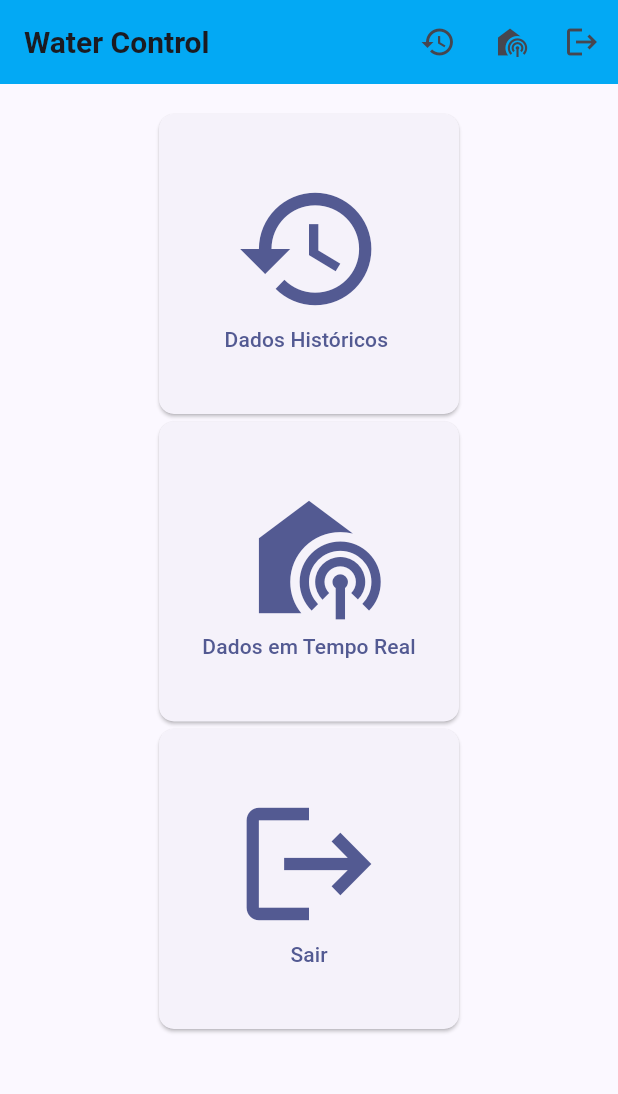
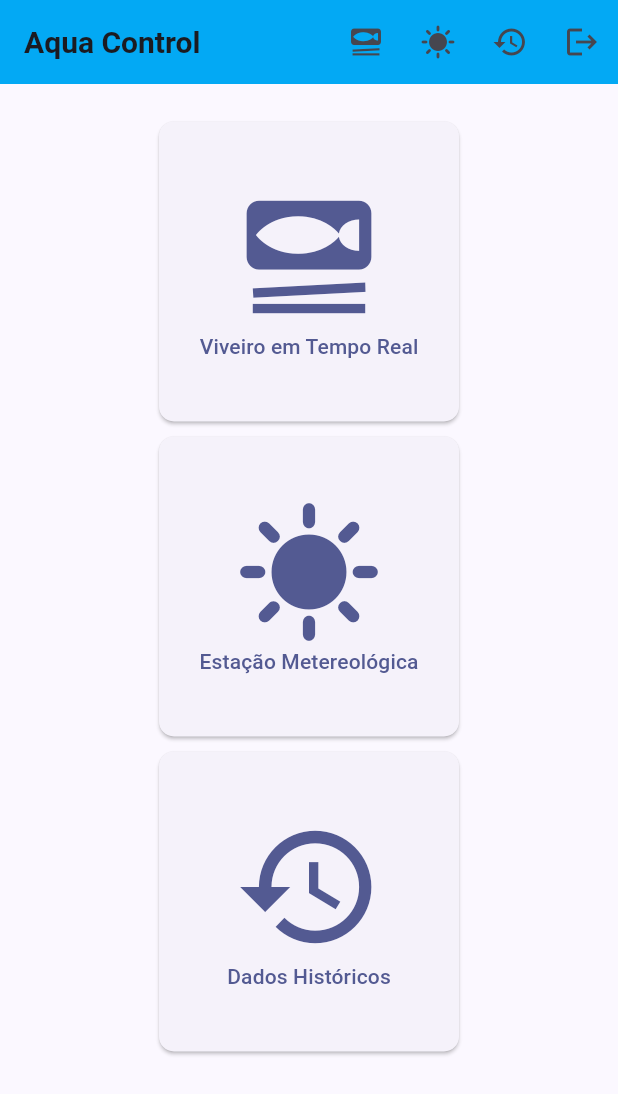
Before and after one commit to phabioandre/water_control, a Flutter app: the HomePage screen opened directly, on a phone screen of 412 x 824 dp. Shown: the top 1094 px of the screen. Run offline on Flutter 3.47's test engine with Material 2 defaults, Android fonts, the light colour scheme and no system bars; our stand-ins replace firebase_auth, firebase_core, quickalert, share, shared_preferences, syncfusion_flutter_charts and 2 more; missing offline and left inert: syncfusion_flutter_xlsio; accounts and stored records are empty; network calls fail.

Commit message:
Lay-ou ajustado

```diff
--- a/lib/main.dart
+++ b/lib/main.dart
@@ -1,5 +1,5 @@
 import 'package:flutter/material.dart';
-import 'package:watercontrol/pages/signin_page.dart';
+import 'package:aquacontrol/pages/signin_page.dart';
 
 import 'services/firebase.dart';
 
@@ -23,7 +23,7 @@ class MyApp extends StatelessWidget {
   Widget build(BuildContext context) {
     return MaterialApp(
       debugShowCheckedModeBanner: false,
-      title: 'Water Control',
+      title: 'Aqua Control',
       theme: ThemeData(
         colorScheme: ColorScheme.fromSeed(
             seedColor: const Color.fromARGB(255, 3, 22, 131)),
--- a/lib/pages/home_page.dart
+++ b/lib/pages/home_page.dart
@@ -1,8 +1,10 @@
 import 'package:flutter/material.dart';
-import 'package:watercontrol/pages/online_Page.dart';
-import 'package:watercontrol/pages/signin_page.dart';
-import 'package:watercontrol/services/firebase.dart';
-import 'package:watercontrol/services/thingsboard.dart';
+import 'package:aquacontrol/pages/bewather_page.dart';
+import 'package:aquacontrol/pages/online_Page.dart';
+import 'package:aquacontrol/pages/signin_page.dart';
+import 'package:aquacontrol/services/firebase.dart';
+import 'package:aquacontrol/services/thingsboard.dart';
+import '../services/beweather.dart';
 import '../services/preferencias.dart';
 import 'charts_page.dart';
 
@@ -18,6 +20,7 @@ class _HomePageState extends State<HomePage> {
   void initState() {
     super.initState();
     ThingsboardPlataform.login();
+    BeWeatherPlataform.login();
   }
 
   @override
@@ -25,20 +28,12 @@ class _HomePageState extends State<HomePage> {
     return Scaffold(
       appBar: AppBar(
           automaticallyImplyLeading: false,
-          title: const Text("Water Control",
+          title: const Text("Aqua Control",
               style: TextStyle(fontSize: 20, fontWeight: FontWeight.bold)),
           actions: <Widget>[
             IconButton(
-              icon: const Icon(
-                Icons.history,
-                //color: Colors.red,
-              ),
-              tooltip: 'Dados históricos',
-              onPressed: () {},
-            ), //IconButton
-            IconButton(
                 icon: const Icon(
-                  Icons.broadcast_on_personal,
+                  Icons.set_meal,
                   //color: Colors.greenAccent,
                 ),
                 tooltip: 'Dados em Tempo Real',
@@ -48,6 +43,28 @@ class _HomePageState extends State<HomePage> {
                       MaterialPageRoute(
                           builder: (context) => const OnLinePage()));
                 }), //IconButton
+            IconButton(
+              icon: const Icon(Icons.sunny),
+              tooltip: 'Estação Meterológica',
+              onPressed: () async {
+                BeWeatherPlataform.recebeDados();
+                Navigator.push(
+                    context,
+                    MaterialPageRoute(
+                        builder: (context) => const BeWeatherPage()));
+              },
+            ),
+            IconButton(
+              icon: const Icon(
+                Icons.history,
+                //color: Colors.red,
+              ),
+              tooltip: 'Dados históricos',
+              onPressed: () {
+                Navigator.push(context,
+                    MaterialPageRoute(builder: (context) => const ChartPage()));
+              },
+            ), //IconButton
             IconButton(
               icon: const Icon(Icons.logout),
               tooltip: 'Realizar Logout',
@@ -61,7 +78,7 @@ class _HomePageState extends State<HomePage> {
                           builder: (context) => const SigninPage()));
                 }
               },
-            ), //IconButton
+            ), //IconButton //IconButton
           ],
           backgroundColor: Colors.lightBlue),
 
@@ -73,7 +90,64 @@ class _HomePageState extends State<HomePage> {
               crossAxisAlignment: CrossAxisAlignment.center,
               children: <Widget>[
                 const SizedBox(
-                  height: 20,
+                  height: 25,
+                ),
+                ElevatedButton(
+                  style: ElevatedButton.styleFrom(
+                    minimumSize: const Size(200, 200),
+                    padding: const EdgeInsets.symmetric(
+                        horizontal: 20.0, vertical: 20.0),
+                    shape: RoundedRectangleBorder(
+                        borderRadius: BorderRadius.circular(10.0)),
+                  ),
+                  child: const Column(
+                    mainAxisAlignment: MainAxisAlignment.center,
+                    children: [
+                      Icon(
+                        Icons.set_meal,
+                        size: 100,
+                      ),
+                      Text('Viveiro em Tempo Real'),
+                    ],
+                  ),
+                  onPressed: () {
+                    Navigator.push(
+                        context,
+                        MaterialPageRoute(
+                            builder: (context) => const OnLinePage()));
+                  },
+                ),
+                const SizedBox(
+                  height: 10,
+                ),
+                ElevatedButton(
+                  style: ElevatedButton.styleFrom(
+                    minimumSize: const Size(200, 200),
+                    padding: const EdgeInsets.symmetric(
+                        horizontal: 20.0, vertical: 20.0),
+                    shape: RoundedRectangleBorder(
+                        borderRadius: BorderRadius.circular(10.0)),
+                  ),
+                  child: const Column(
+                    mainAxisAlignment: MainAxisAlignment.center,
+                    children: [
+                      Icon(
+                        Icons.sunny,
+                        size: 100,
+                      ),
+                      Text('Estação Metereológica'),
+                    ],
+                  ),
+                  onPressed: () {
+                    BeWeatherPlataform.recebeDados();
+                    Navigator.push(
+                        context,
+                        MaterialPageRoute(
+                            builder: (context) => const BeWeatherPage()));
+                  },
+                ),
+                const SizedBox(
+                  height: 10,
                 ),
                 ElevatedButton(
                   style: ElevatedButton.styleFrom(
@@ -90,7 +164,7 @@ class _HomePageState extends State<HomePage> {
                         Icons.history,
                         size: 100,
                       ),
-                      Text(' Dados Históricos  '),
+                      Text('Dados Históricos'),
                     ],
                   ),
                   onPressed: () {
@@ -100,66 +174,6 @@ class _HomePageState extends State<HomePage> {
                             builder: (context) => const ChartPage()));
                   },
                 ),
-                const SizedBox(
-                  height: 5,
-                ),
-                ElevatedButton(
-                  style: ElevatedButton.styleFrom(
-                    minimumSize: const Size(200, 200),
-                    padding: const EdgeInsets.symmetric(
-                        horizontal: 20.0, vertical: 20.0),
-                    shape: RoundedRectangleBorder(
-                        borderRadius: BorderRadius.circular(10.0)),
-                  ),
-                  child: const Column(
-                    mainAxisAlignment: MainAxisAlignment.center,
-                    children: [
-                      Icon(
-                        Icons.broadcast_on_personal,
-                        size: 100,
-                      ),
-                      Text('Dados em Tempo Real'),
-                    ],
-                  ),
-                  onPressed: () {
-                    Navigator.push(
-                        context,
-                        MaterialPageRoute(
-                            builder: (context) => const OnLinePage()));
-                  },
-                ),
-                const SizedBox(
-                  height: 5,
-                ),
-                ElevatedButton(
-                  style: ElevatedButton.styleFrom(
-                    minimumSize: const Size(200, 200),
-                    padding: const EdgeInsets.symmetric(
-                        horizontal: 20.0, vertical: 20.0),
-                    shape: RoundedRectangleBorder(
-                        borderRadius: BorderRadius.circular(10.0)),
-                  ),
-                  child: const Column(
-                    mainAxisAlignment: MainAxisAlignment.center,
-                    children: [
-                      Icon(
-                        Icons.logout,
-                        size: 100,
-                      ),
-                      Text('Sair'),
-                    ],
-                  ),
-                  onPressed: () async {
-                    if (await FirebaseAutenticacao.logout()) {
-                      DadosUsuario.setFirebaseConnected(false);
-                      // ignore: use_build_context_synchronously
-                      Navigator.push(
-                          context,
-                          MaterialPageRoute(
-                              builder: (context) => const SigninPage()));
-                    }
-                  },
-                ),
               ]),
         ),
       ),
--- a/lib/pages/signin_page.dart
+++ b/lib/pages/signin_page.dart
@@ -1,6 +1,6 @@
 import 'package:flutter/material.dart';
 import 'package:quickalert/quickalert.dart';
-import 'package:watercontrol/pages/home_page.dart';
+import 'package:aquacontrol/pages/home_page.dart';
 
 import '../services/preferencias.dart';
 import '../services/firebase.dart';
--- /dev/null
+++ b/lib/services/beweather.dart
@@ -0,0 +1,134 @@
+import 'dart:convert';
+import 'preferencias.dart';
+import 'package:http/http.dart' as http;
+
+// ignore: camel_case_types
+class medidaEstacaoMeteorologica {
+  String icone;
+  String nome;
+  String valor;
+
+  medidaEstacaoMeteorologica({
+    required this.icone,
+    required this.nome,
+    required this.valor,
+  });
+}
+
+class Medidas {
+  static String nome = '';
+  static List<medidaEstacaoMeteorologica> tabela = [
+    medidaEstacaoMeteorologica(
+      icone: 'assets/images/temperatura.png',
+      nome: 'Temperatura',
+      valor: '-',
+    ),
+    medidaEstacaoMeteorologica(
+      icone: 'assets/images/precipitacaoAtm.png',
+      nome: 'Precipitação dia',
+      valor: '-',
+    ),
+    medidaEstacaoMeteorologica(
+      icone: 'assets/images/umidadeAr.png',
+      nome: 'Umidade Relativa do ar',
+      valor: '-',
+    ),
+    medidaEstacaoMeteorologica(
+      icone: 'assets/images/radiacaoUV.png',
+      nome: 'Radiação UV',
+      valor: '-',
+    ),
+    medidaEstacaoMeteorologica(
+      icone: 'assets/images/pressaoAtm.png',
+      nome: 'Pressão Atmosférica',
+      valor: '-',
+    ),
+    medidaEstacaoMeteorologica(
+      icone: 'assets/images/clock.png',
+      nome: 'Horário coleta',
+      valor: '-',
+    ),
+  ];
+}
+
+class BeWeatherPlataform {
+  static Future<bool> login() async {
+    // URL de acesso à plataforma Be Wetaher
+    var url = Uri.parse(
+        'https://skye-app-api.azurewebsites.net/api/Account/Authenticate');
+    // Headers da requisição a ser realizada
+    var headers = {
+      'Content-Type': 'application/json',
+      'accept': 'application/json'
+    };
+    // Payload da requisição de Autenticação
+    final msg = jsonEncode({
+      "username": "ufrpe.mctic.iot.turismo@gmail.com",
+      "password": "Ufrpe@iot21"
+    });
+
+    try {
+      var resposta = await http.post(url, body: msg, headers: headers);
+
+      // Caso a requisição de Autenticação tenha sido realizada
+      if (resposta.statusCode == 200) {
+        // Armazena o token de usuário que foi concedido para a sessão iniciada
+        DadosUsuario.setUserBeWeatherToken(jsonDecode(resposta.body)['token']);
+        DadosUsuario.setBWConnected(true);
+        return true;
+      } else {
+        // para qualquer outro resultado de resposta, Autorização não foi concedida
+        DadosUsuario.setBWConnected(false);
+        return false;
+      }
+    } catch (e) {
+      // Caso ocorra qualquer exceção durante requisição
+      DadosUsuario.setBWConnected(false);
+      return false;
+    }
+  }
+
+  static Future<bool> recebeDados() async {
+    // recupera token do usuario
+    // ignore: prefer_interpolation_to_compose_strings
+    var tokenUsuarioBW = 'Bearer ' + await DadosUsuario.getUserBeWeatherToken();
+
+    var url =
+        Uri.parse("https://skye-app-api.azurewebsites.net/api/Station/GetAll");
+
+    var headers = {
+      'Authorization': tokenUsuarioBW.toString(),
+      'accept': 'application/json',
+    };
+
+    var resposta = await http.get(url, headers: headers);
+    if (resposta.statusCode == 200) {
+      var resultado = json.decode(resposta.body);
+      // Nome da EStação
+      Medidas.nome = resultado["items"][3]["name"];
+      // Temperatura
+      Medidas.tabela[0].valor =
+          '${resultado["items"][3]["dashboardData"]["details"][0]["value"]} °C';
+      // Precipitação do dia
+      Medidas.tabela[1].valor =
+          '${resultado["items"][3]["dashboardData"]["details"][1]["value"]} mm';
+      // Umidade do Ar
+      Medidas.tabela[2].valor =
+          '${resultado["items"][3]["dashboardData"]["details"][3]["value"]} %';
+      // Radiação UV
+      Medidas.tabela[3].valor = resultado["items"][3]["dashboardData"]
+              ["details"][7]["value"]
+          .toString();
+      // Pressão Atmosférica
+      Medidas.tabela[4].valor =
+          '${resultado["items"][3]["dashboardData"]["details"][8]["value"]} hPa';
+      // Horário de Coleta
+      Medidas.tabela[5].valor =
+          DateTime.parse(resultado["items"][3]["lastWeatherAt"])
+              .toLocal()
+              .toString();
+      return true;
+    }
+    return false;
+  }
+}
--- a/pubspec.yaml
+++ b/pubspec.yaml
@@ -1,4 +1,4 @@
-name: watercontrol
+name: aquacontrol
 description: A new Flutter project.
 # The following line prevents the package from being accidentally published to
 # pub.dev using `flutter pub publish`. This is preferred for private packages.
```
Also changed, not shown: lib/pages/bewather_page.dart (added, +80 -0 lines), lib/pages/charts_page.dart (+10 -39 lines), lib/pages/online_page.dart (+22 -26 lines), lib/services/preferencias.dart (+33 -7 lines), assets/images/clock.png (added), assets/images/icone_transp.png (deleted), assets/images/precipitacaoAtm.png (added), assets/images/pressaoAtm.png (added), assets/images/radiacaoUV.png (added), assets/images/temperatura.png (added), assets/images/umidadeAr.png (added), 7 other files.
